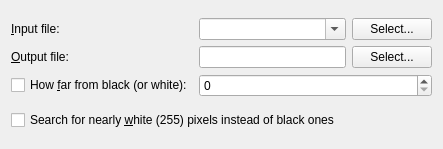
Above: qgis/python/plugins/GdalTools/tools/widgetNearBlack.ui from sourcepole/qgis before the change. Below: the same form after it.
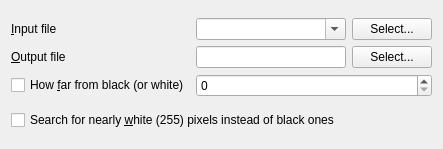
That is the form after the change.

What changed in the file:
```diff
--- a/qgis/python/plugins/GdalTools/tools/widgetNearBlack.ui
+++ b/qgis/python/plugins/GdalTools/tools/widgetNearBlack.ui
@@ -25,7 +25,7 @@
      <item row="0" column="0">
       <widget class="QLabel" name="label">
        <property name="text">
-        <string>&amp;Input file:</string>
+        <string>&amp;Input file</string>
        </property>
        <property name="buddy">
         <cstring>selectInputFileButton</cstring>
@@ -62,7 +62,7 @@
      <item row="1" column="0">
       <widget class="QLabel" name="label_2">
        <property name="text">
-        <string>&amp;Output file:</string>
+        <string>&amp;Output file</string>
        </property>
        <property name="buddy">
         <cstring>selectOutputFileButton</cstring>
@@ -93,7 +93,7 @@
      <item row="2" column="0">
       <widget class="QCheckBox" name="nearCheck">
        <property name="text">
-        <string>How &amp;far from black (or white):</string>
+        <string>How &amp;far from black (or white)</string>
        </property>
       </widget>
      </item>
```
